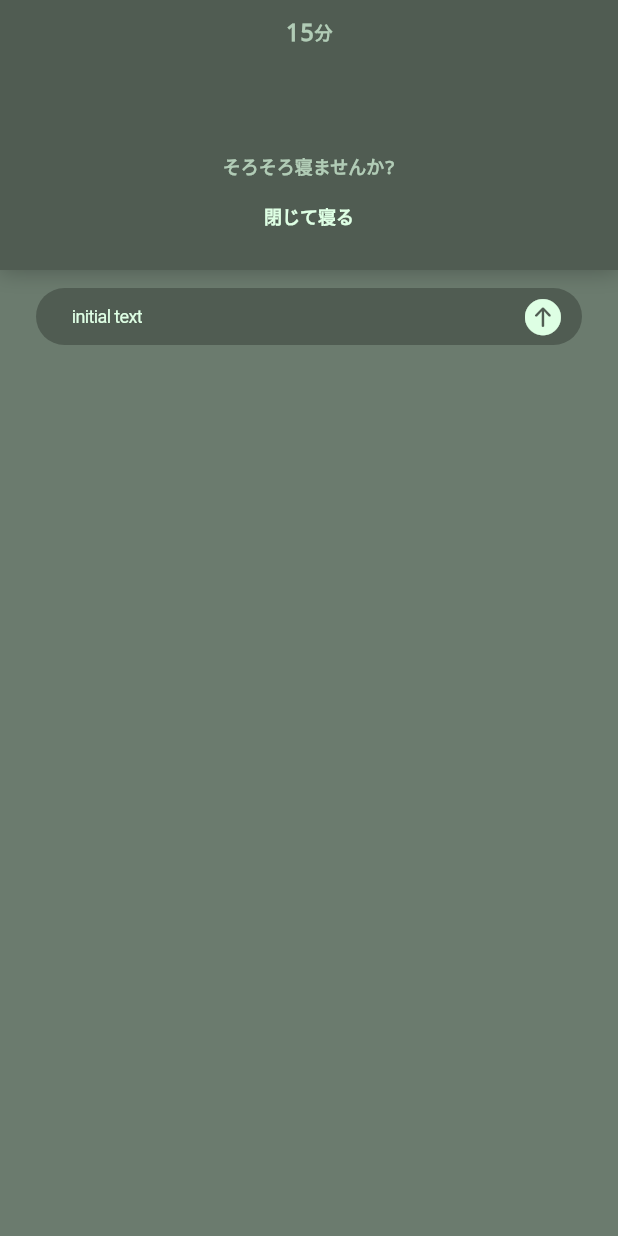
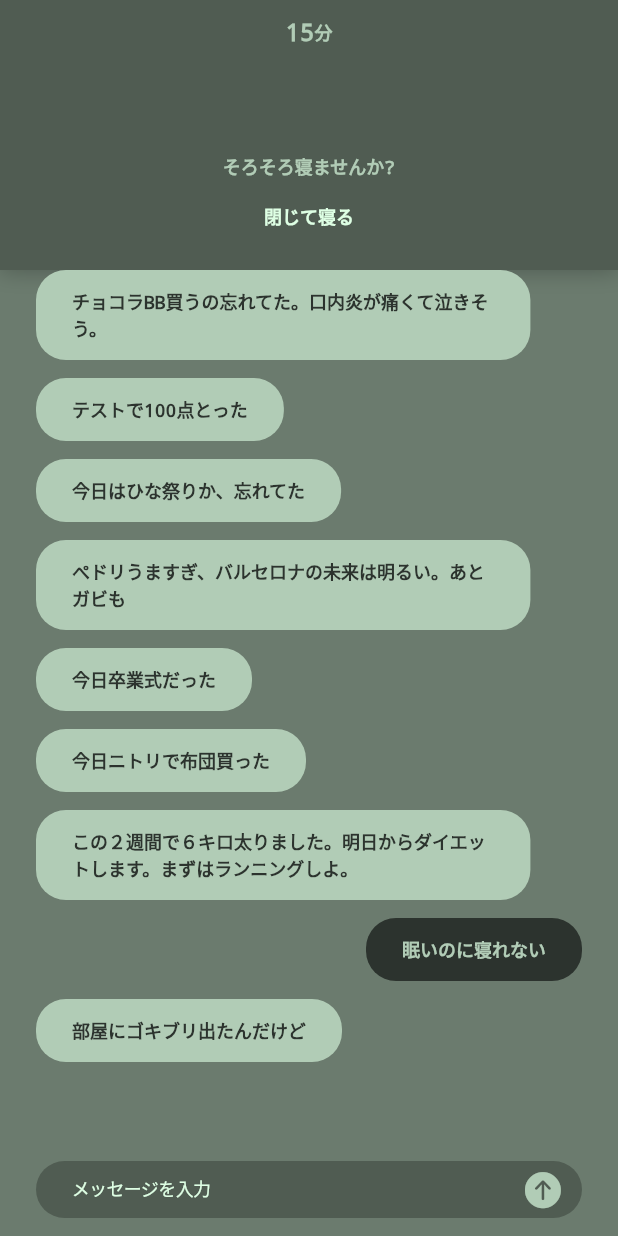
Before and after one commit to IWK623/flutter_nemuke, a Flutter app: the screen it shows after launch, after a tap on "メッセージを開く", on a phone screen of 412 x 824 dp. Run offline on Flutter 3.47's test engine with Material 2 defaults, Android fonts, the phone set to English and light mode, and no system bars; our stand-ins replace firebase_core; accounts and stored records are empty; generated files the repository leaves out were written again.

Commit message:
メッセージUIの実装

```diff
--- /dev/null
+++ b/negoto/lib/pages/MessagePage.dart
@@ -0,0 +1,16 @@
+import 'package:flutter/material.dart';
+
+import '../../Define.dart';
+import '../../widgets/Screen.dart';
+
+class MessagePage extends StatelessWidget {
+  const MessagePage({Key? key}) : super(key: key);
+
+  @override
+  Widget build(BuildContext context) {
+    return const Screen(
+      Center(),
+      color: AssetColor.backColorLight,
+    );
+  }
+}
--- a/negoto/lib/pages/message/Message.dart
+++ b/negoto/lib/pages/message/Message.dart
@@ -1,5 +1,6 @@
 import 'package:flutter/material.dart';
 import 'package:negoto/pages/message/Header.dart';
+import 'package:negoto/pages/message/MessageList.dart';
 import 'package:negoto/pages/message/MessageTextField.dart';
 
 import '../../Define.dart';
@@ -11,9 +12,21 @@ class Message extends StatelessWidget {
   @override
   Widget build(BuildContext context) {
     return Screen(
-      Column(
-        mainAxisSize: MainAxisSize.min,
-        children: const [Header(), MessageTextField()],
+      Container(
+        padding: EdgeInsets.only(bottom: MediaQuery.of(context).padding.bottom),
+        child: Column(
+          children: [
+            Expanded(
+              child: Column(
+                mainAxisSize: MainAxisSize.min,
+                children: const [Header(), MessageList()],
+              ),
+            ),
+            Container(
+                padding: const EdgeInsets.only(left: 24, right: 24),
+                child: const MessageTextField())
+          ],
+        ),
       ),
       color: AssetColor.backColorLight,
     );
--- /dev/null
+++ b/negoto/lib/pages/message/MessageBubble.dart
@@ -0,0 +1,46 @@
+import 'package:flutter/material.dart';
+import 'package:negoto/Define.dart';
+
+class MessageBubble extends StatelessWidget {
+  final String message;
+  bool _isMe = false;
+
+  MessageBubble(
+    this.message, {
+    Key? key,
+    bool? isMe,
+  }) : super(key: key) {
+    if (isMe != null) _isMe = isMe;
+  }
+
+  @override
+  Widget build(BuildContext context) {
+    return Row(
+      mainAxisAlignment:
+          _isMe ? MainAxisAlignment.end : MainAxisAlignment.start,
+      mainAxisSize: MainAxisSize.min,
+      children: [
+        Container(
+          constraints:
+              BoxConstraints(maxWidth: MediaQuery.of(context).size.width * 0.8),
+          padding: EdgeInsets.fromLTRB(
+              AssetStyle.textStyleInput1.fontSize! * 2,
+              AssetStyle.textStyleInput1.fontSize!,
+              AssetStyle.textStyleInput1.fontSize! * 2,
+              AssetStyle.textStyleInput1.fontSize!),
+          decoration: BoxDecoration(
+            color: _isMe
+                ? AssetStyle.textStyleMsg1.color
+                : AssetColor.textColorLight,
+            borderRadius: BorderRadius.circular(20),
+          ),
+          margin: const EdgeInsets.only(bottom: 12),
+          child: Text(
+            message,
+            style: _isMe ? AssetStyle.textStyleMsg2 : AssetStyle.textStyleMsg1,
+          ),
+        ),
+      ],
+    );
+  }
+}
--- /dev/null
+++ b/negoto/lib/pages/message/MessageList.dart
@@ -0,0 +1,37 @@
+import 'package:flutter/material.dart';
+import 'package:flutter/rendering.dart';
+import 'package:negoto/pages/message/MessageBubble.dart';
+
+class MessageList extends StatefulWidget {
+  const MessageList({Key? key}) : super(key: key);
+
+  @override
+  State<StatefulWidget> createState() {
+    return _MessageList();
+  }
+}
+
+class _MessageList extends State<MessageList> {
+  @override
+  Widget build(BuildContext context) {
+    return Flexible(
+      child: ListView(
+        padding: const EdgeInsets.fromLTRB(24, 0, 24, 64),
+        children: [
+          MessageBubble("チョコラBB買うの忘れてた。口内炎が痛くて泣きそう。"),
+          MessageBubble("テストで100点とった"),
+          MessageBubble("今日はひな祭りか、忘れてた"),
+          MessageBubble("ぺドリうますぎ、バルセロナの未来は明るい。あとガビも"),
+          MessageBubble("今日卒業式だった"),
+          MessageBubble("今日ニトリで布団買った"),
+          MessageBubble("この２週間で６キロ太りました。明日からダイエットします。まずはランニングしよ。"),
+          MessageBubble(
+            "眠いのに寝れない",
+            isMe: true,
+          ),
+          MessageBubble("部屋にゴキブリ出たんだけど"),
+        ],
+      ),
+    );
+  }
+}
--- a/negoto/lib/pages/message/MessageTextField.dart
+++ b/negoto/lib/pages/message/MessageTextField.dart
@@ -17,13 +17,13 @@ class _MessageTextField extends State<MessageTextField> {
   @override
   void initState() {
     super.initState();
-    _textController = TextEditingController(text: 'initial text');
+    _textController = TextEditingController(text: 'メッセージを入力');
   }
 
   @override
   Widget build(BuildContext context) {
     return Container(
-      padding: const EdgeInsets.fromLTRB(24, 12, 24, 12),
+      padding: const EdgeInsets.fromLTRB(0, 12, 0, 12),
       child: CupertinoTextField(
         controller: _textController,
         decoration: BoxDecoration(
@@ -41,7 +41,7 @@ class _MessageTextField extends State<MessageTextField> {
           padding: const EdgeInsets.only(right: 12),
           child: const Icon(
             CupertinoIcons.arrow_up_circle_fill,
-            color: AssetColor.textColorBtn,
+            color: AssetColor.textColorLight,
             size: 28,
           ),
         ),
```
